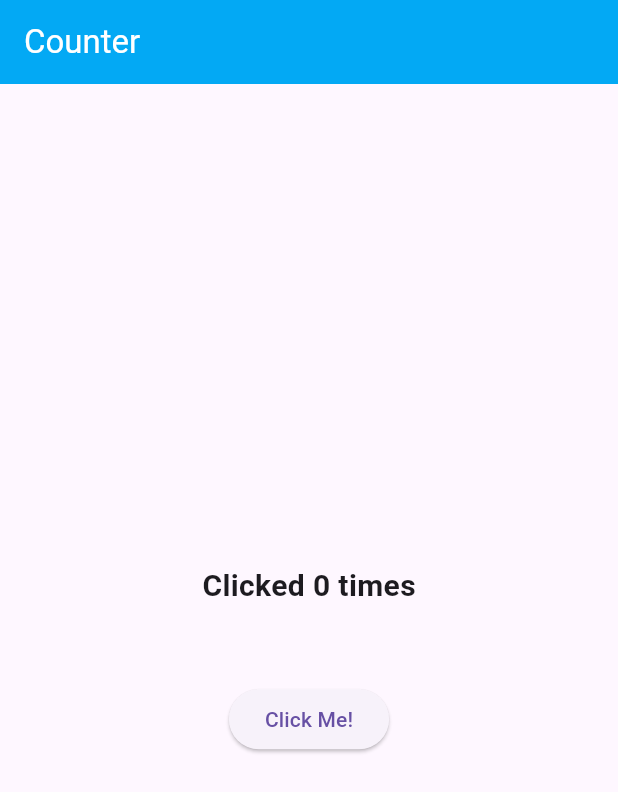
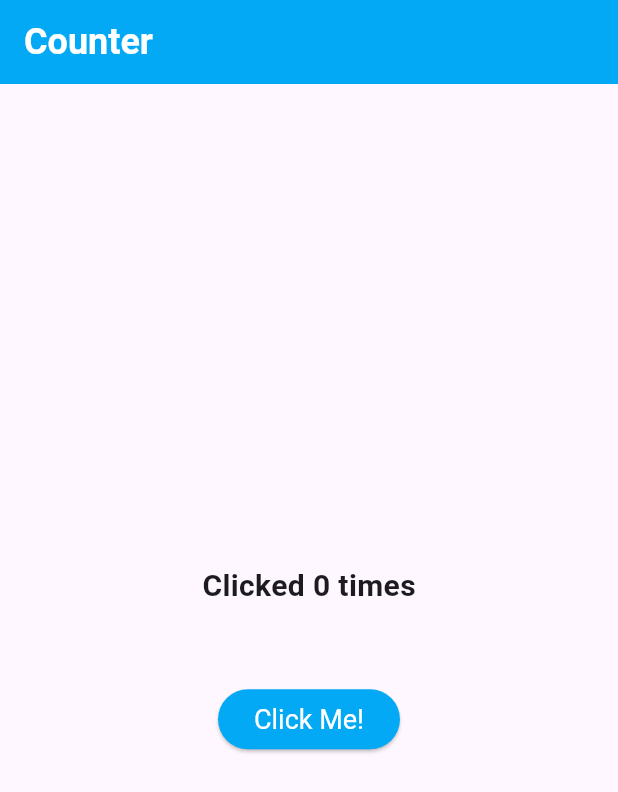
Before and after one commit to GrodTheGreat/Counter, a Flutter app: the screen it shows after launch, on a phone screen of 412 x 824 dp. Shown: the top 792 px of the screen. Run offline on Flutter 3.47's test engine with Material 3 defaults, Android fonts, the phone set to English and light mode, and no system bars.

Commit message:
Clean up styling

```diff
--- a/counter_flutter/lib/widgets/app.dart
+++ b/counter_flutter/lib/widgets/app.dart
@@ -9,7 +9,10 @@ class App extends StatelessWidget {
     return MaterialApp(
       home: Scaffold(
         appBar: AppBar(
-          title: Text("Counter"),
+          title: Text(
+            "Counter",
+            style: TextStyle(fontWeight: FontWeight.bold, fontSize: 24.0),
+          ),
           backgroundColor: Colors.lightBlue,
           foregroundColor: Colors.white,
         ),
--- a/counter_flutter/lib/widgets/counter.dart
+++ b/counter_flutter/lib/widgets/counter.dart
@@ -30,7 +30,15 @@ class _CounterState extends State<Counter> {
           style: TextStyle(fontWeight: FontWeight.bold, fontSize: 20.0),
         ),
         SizedBox(height: 50.0),
-        ElevatedButton(onPressed: _increment, child: Text('Click Me!')),
+        ElevatedButton(
+          onPressed: _increment,
+          style: ElevatedButton.styleFrom(
+            backgroundColor: Colors.lightBlue,
+            foregroundColor: Colors.white,
+            textStyle: TextStyle(fontSize: 18.0),
+          ),
+          child: Text('Click Me!'),
+        ),
       ],
     );
   }
```
